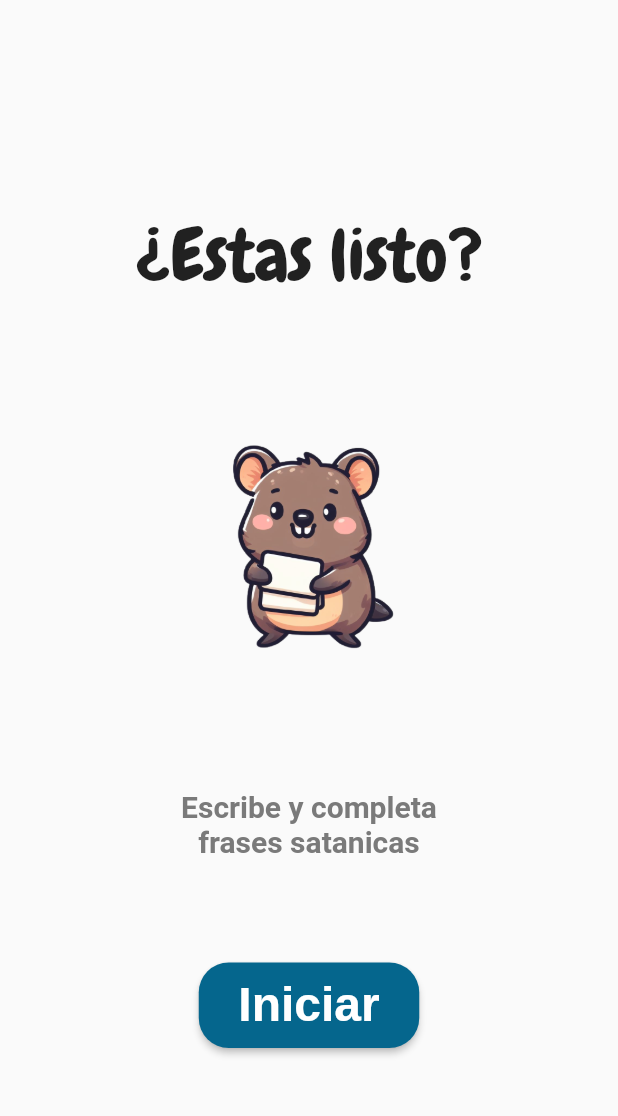
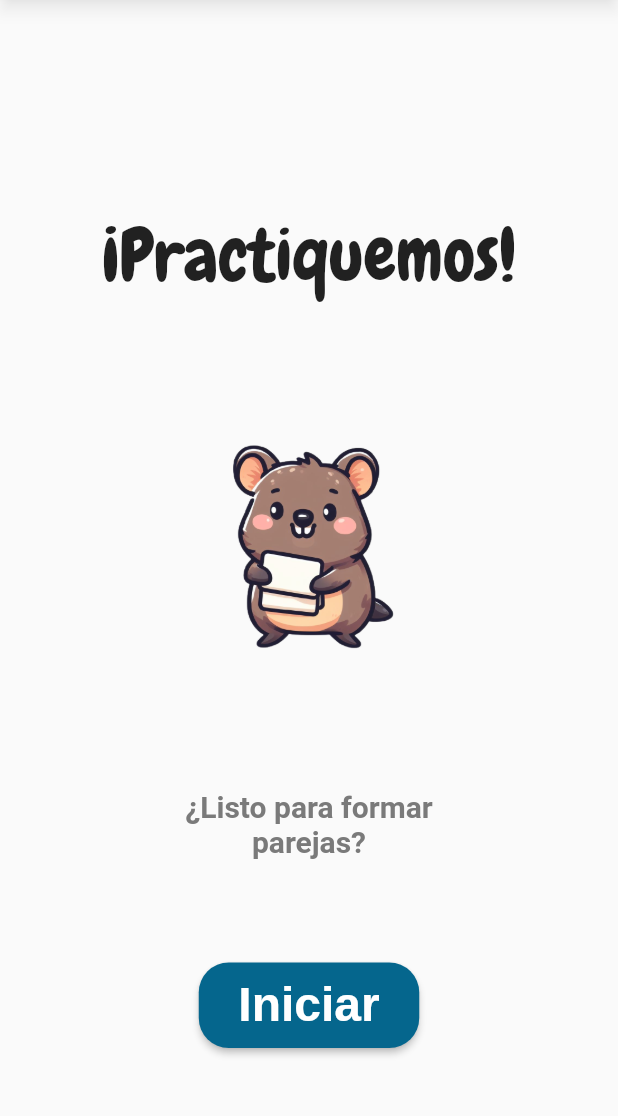
Before and after one commit to Samvargasca/StudyBuddy, a Flutter app: the ParejasPage screen opened directly, after a tap on "Iniciar", on a phone screen of 412 x 824 dp, the part 84-1200 px from its top. Run offline on Flutter 3.47's test engine with Material 2 defaults, Android fonts, the phone set to English and light mode, and no system bars; Roboto replaces fonts that are missing (Aribo).

Commit message:
Pagina mas clean

```diff
--- a/lib/src/pages/my_home_page.dart
+++ b/lib/src/pages/my_home_page.dart
@@ -43,6 +43,7 @@ class _MyHomePageState extends State<MyHomePage> {
             ),
 
 
+
             ElevatedButton(
               onPressed: () {
                 Navigator.of(context).push(
--- a/lib/src/pages/parejas_page.dart
+++ b/lib/src/pages/parejas_page.dart
@@ -22,16 +22,22 @@ class _ParejasPage extends State<ParejasPage> {
         ),
         automaticallyImplyLeading: false,
         backgroundColor: azulClaro,
-        shadowColor: Colors.transparent,
+        shadowColor: Color.fromARGB(82, 0, 0, 0),
       ),
       body: Column(
+
+
+        //Se encarga de centrar los elementos verticalmente
         mainAxisAlignment: MainAxisAlignment.spaceEvenly,
         children: [
           const Row(
             mainAxisAlignment: MainAxisAlignment.spaceAround,
           ),
+
+          //Texto de pagina
           const Text(
-            "¿Estas listo?",
+            "¡Practiquemos!",
+
             style: TextStyle(fontFamily: "Chewy", fontSize: 48),
           ),
           Image.asset(
@@ -41,7 +47,7 @@ class _ParejasPage extends State<ParejasPage> {
           const SizedBox(
             width: 185,
             child: Text(
-              "Escribe y completa frases satanicas",
+              "¿Listo para formar parejas?",
               style: TextStyle(
                 fontFamily: "Aribo",
                 fontWeight: FontWeight.bold,
@@ -51,12 +57,19 @@ class _ParejasPage extends State<ParejasPage> {
               textAlign: TextAlign.center,
             ),
           ),
+
+
+          //Boton de inicio
           Container(
             width: 147,
             height: 57,
             child: ElevatedButton(
               onPressed: () {
-                print("hola");
+                Navigator.of(context).push(
+                  MaterialPageRoute(
+                    builder: (context) => ParejasPage(),
+                  ),
+                );
               },
               style: ElevatedButton.styleFrom(
                 shape: RoundedRectangleBorder(
@@ -64,6 +77,7 @@ class _ParejasPage extends State<ParejasPage> {
                 ),
                 backgroundColor: azulRey,
               ),
+
               child: const Text(
                 "Iniciar",
                 style: TextStyle(
@@ -71,6 +85,8 @@ class _ParejasPage extends State<ParejasPage> {
                     fontWeight: FontWeight.bold,
                     fontSize: 32),
               ),
+
+
             ),
           ),
         ],
```
